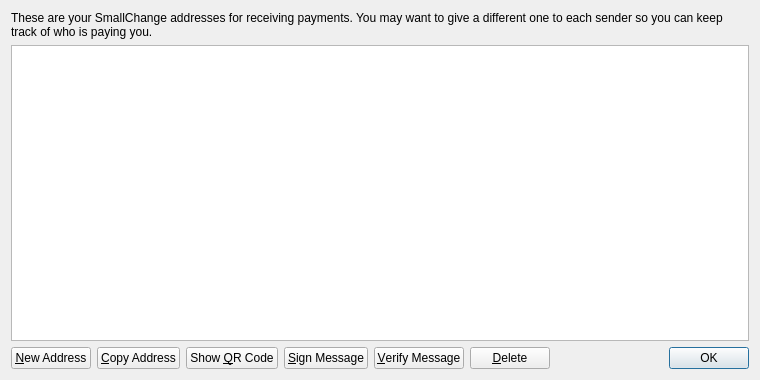
The window that src/qt/forms/addressbookpage.ui (NewCenturyCoin/newcenturycoin) describes before a commit, drawn with Qt 5.
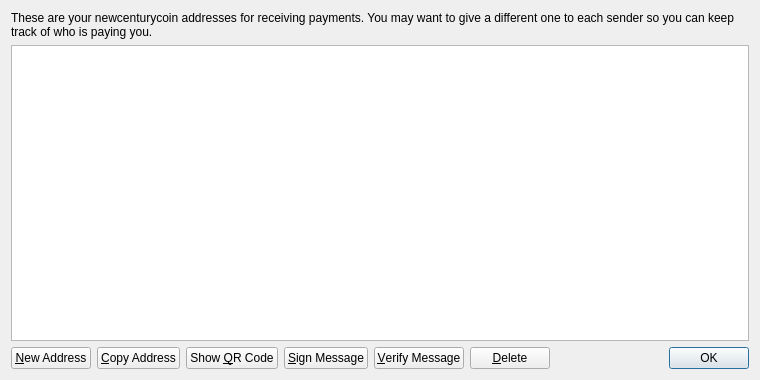
The same window after the commit. Icons and pictures are not drawn.

What changed in the file:
```diff
--- a/src/qt/forms/addressbookpage.ui
+++ b/src/qt/forms/addressbookpage.ui
@@ -17,7 +17,7 @@
    <item>
     <widget class="QLabel" name="labelExplanation">
      <property name="text">
-      <string>These are your SmallChange addresses for receiving payments. You may want to give a different one to each sender so you can keep track of who is paying you.</string>
+      <string>These are your newcenturycoin addresses for receiving payments. You may want to give a different one to each sender so you can keep track of who is paying you.</string>
      </property>
      <property name="textFormat">
       <enum>Qt::PlainText</enum>
```
